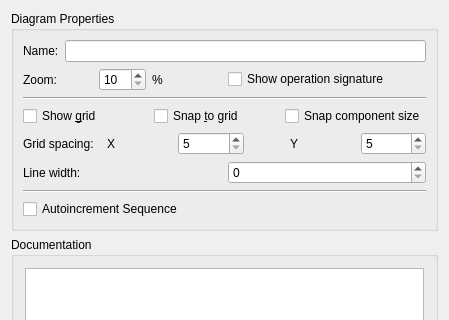
Old version of the form umbrello/dialogs/diagrampropertiespage.ui in the repository KDE/umbrello; both pictures show x 0 to 449 and y 0 to 320 of the 449 by 515 pixel window.
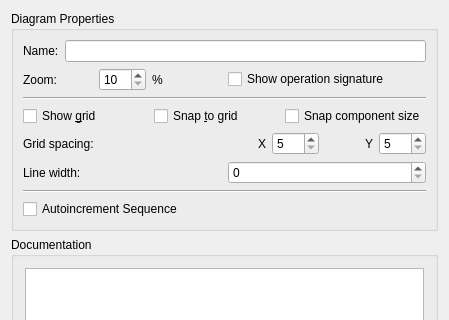
New version of the form. Custom widgets are drawn as their Qt base class.

Commit message: Unclutter the layout a bit.

The edit to the form file:
```diff
--- a/umbrello/dialogs/diagrampropertiespage.ui
+++ b/umbrello/dialogs/diagrampropertiespage.ui
@@ -157,6 +157,19 @@
           </property>
          </widget>
         </item>
+        <item>
+         <spacer name="horizontalSpacer">
+          <property name="orientation">
+           <enum>Qt::Horizontal</enum>
+          </property>
+          <property name="sizeHint" stdset="0">
+           <size>
+            <width>40</width>
+            <height>20</height>
+           </size>
+          </property>
+         </spacer>
+        </item>
         <item>
          <widget class="QLabel" name="ui_labelX">
           <property name="text">
```
